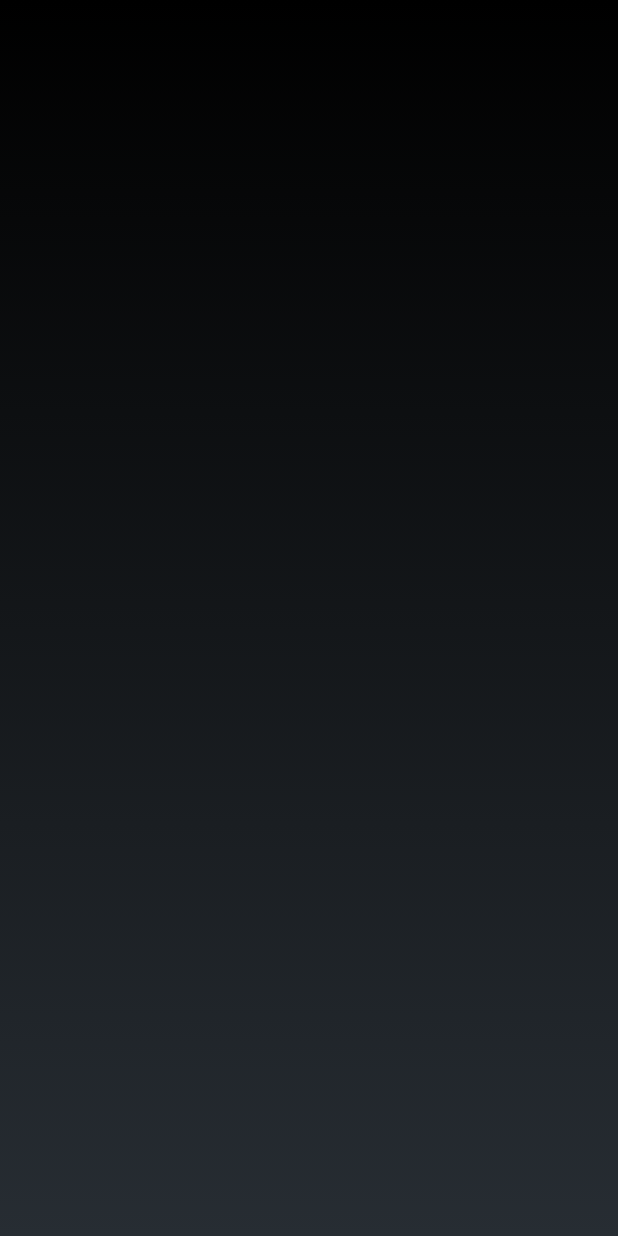
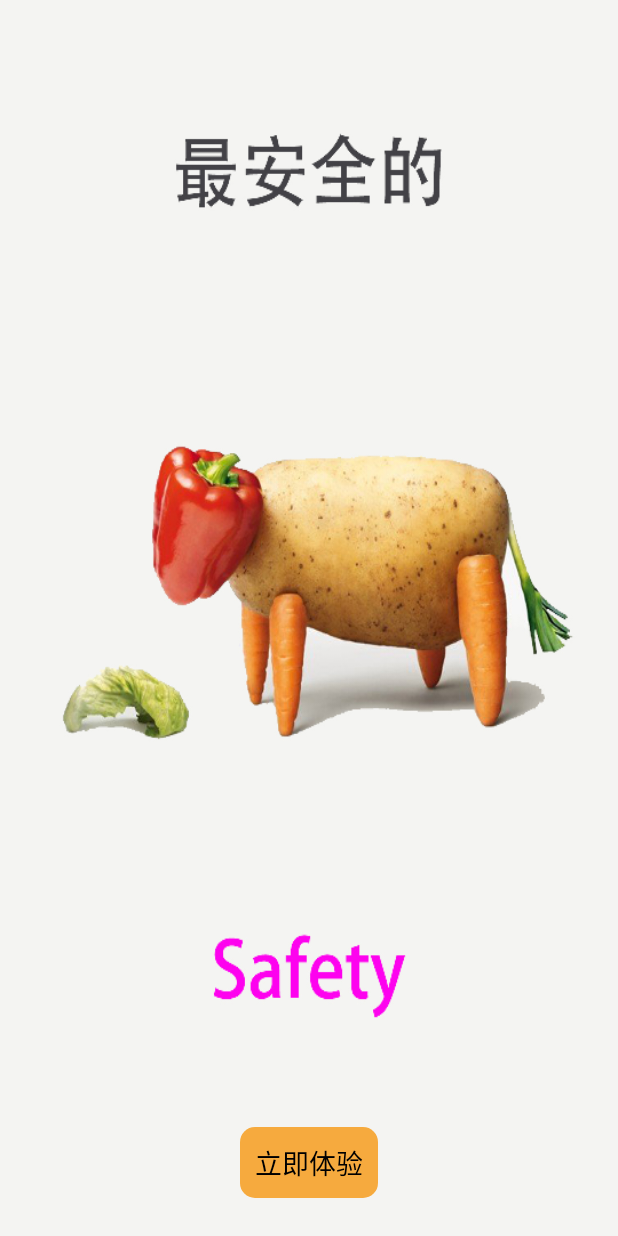
Before and after one commit to whq521sbd/Abac123, an Android app: the layout activity_guide.xml on its own in the app's theme, with its tools: preview values and no code run, on a phone screen of 412 x 824 dp. Run offline under Robolectric (Android 15) with nearby library versions, the phone set to English and light mode, and no system bars.

Commit message:
全部更新

```diff
--- a/FarmSeller/farmSeller/src/main/java/com/aotuo/vegetable/act/BoothActivity.java
+++ b/FarmSeller/farmSeller/src/main/java/com/aotuo/vegetable/act/BoothActivity.java
@@ -157,7 +157,7 @@ public class BoothActivity extends BaseActivity implements View.OnClickListener{
             case R.id.sendMsg:{
                 Intent intent = new Intent(BoothActivity.this, ChatActivity.class);
                 intent.putExtra("RecID", oue.getNum());
-                intent.putExtra("RecName", oue.getUserName());
+                intent.putExtra("RecName", oue.getFullName());
                 intent.putExtra("curStatus", "buy");
                 intent.putExtra("otherHeadImg", oue.getHeadImg());
                 intent.putExtra("otherBooth", oue.getBooth());
--- a/FarmSeller/farmSeller/src/main/java/com/aotuo/vegetable/act/CreateGoods.java
+++ b/FarmSeller/farmSeller/src/main/java/com/aotuo/vegetable/act/CreateGoods.java
@@ -138,6 +138,7 @@ public class CreateGoods extends BaseActivity implements View.OnClickListener, V
             showAll.setVisibility(View.GONE);
 
         if (goodsA != null) {
+
             String[] arr = goodsA.getPic().split(",");
             for (int i = 0; i < arr.length; i++) {
                 String s = arr[i];
--- a/FarmSeller/farmSeller/src/main/java/com/aotuo/vegetable/act/LocalSellActivity.java
+++ b/FarmSeller/farmSeller/src/main/java/com/aotuo/vegetable/act/LocalSellActivity.java
@@ -712,7 +712,7 @@ public class LocalSellActivity extends BaseActivity implements View.OnClickListe
                             editor.putString("GoodsA", myGoodsA.toString());
                             editor.putString("orderCode", otd.getTransID());
                             editor.commit();
-                            MyToast.showToast(LocalSellActivity.this, "提交订单成功！", 2);
+                            MyToast.showToast(LocalSellActivity.this, "提交成功！", 2);
 
                             String weight = editWeight.getText().toString();
                             String totalPrice = editTotal.getText().toString();
--- a/FarmSeller/farmSeller/src/main/java/com/aotuo/vegetable/act/ShowCodeActivity.java
+++ b/FarmSeller/farmSeller/src/main/java/com/aotuo/vegetable/act/ShowCodeActivity.java
@@ -85,7 +85,7 @@ public class ShowCodeActivity extends BaseActivity {
                     }
                     if(data){
                         sHandler.removeCallbacksAndMessages(null);
-                        MyToast.showToast(ShowCodeActivity.this, "交易已完成！", 2);
+                        MyToast.showToast(ShowCodeActivity.this, "买家付款成功！", 2);
                         finish();
                         return;
                     }
--- a/FarmSeller/farmSeller/src/main/java/com/aotuo/vegetable/util/FinalContent.java
+++ b/FarmSeller/farmSeller/src/main/java/com/aotuo/vegetable/util/FinalContent.java
@@ -5,7 +5,7 @@ import com.comm.tools.a.HttpMain;
 
 public class FinalContent {
 	public static String FinalUrl =
-	        "http://192.168.0.107:9066";
+	        "http://192.168.0.120:9066";
 
 
 	private static HttpMain httpMain = new HttpMain();
--- a/FarmSeller/farmSeller/src/main/java/com/aotuo/vegetable/util/LruCacheUtils.java
+++ b/FarmSeller/farmSeller/src/main/java/com/aotuo/vegetable/util/LruCacheUtils.java
@@ -23,6 +23,8 @@ public class LruCacheUtils {
 				}
 			};
 	}
+
+
 
 	public void clearCache() {
 		if (mMemoryCache != null) {
--- a/FarmSeller/farmSeller/src/main/res/layout/act_myrecord.xml
+++ b/FarmSeller/farmSeller/src/main/res/layout/act_myrecord.xml
@@ -64,7 +64,7 @@
             android:layout_width="wrap_content"
             android:layout_height="wrap_content"
             android:layout_centerVertical="true"
-            android:background="@color/c06c1ae"
+            android:background="@drawable/buttonstyle"
             android:layout_marginLeft="20dp"
             android:text="上一天" />
         <TextView
@@ -80,7 +80,7 @@
             android:layout_height="wrap_content"
             android:layout_centerVertical="true"
             android:layout_marginRight="20dp"
-            android:background="@color/c06c1ae"
+            android:background="@drawable/buttonstyle"
             android:layout_alignParentRight="true"
             android:text="下一天" />
     </RelativeLayout>
@@ -98,4 +98,6 @@
         android:dividerHeight="0.2px" >
     </com.aotuo.vegetable.view.XListView>
 
+
+
 </LinearLayout>
--- a/FarmSeller/farmSeller/src/main/res/layout/activity_guide.xml
+++ b/FarmSeller/farmSeller/src/main/res/layout/activity_guide.xml
@@ -6,10 +6,41 @@
 
 
     <android.support.v4.view.ViewPager
+        android:visibility="gone"
         android:id="@+id/VP_guideviewpager"
         android:layout_width="match_parent"
         android:layout_height="match_parent">
     </android.support.v4.view.ViewPager>
+
+    <ImageView
+        android:layout_width="match_parent"
+        android:layout_height="match_parent"
+        android:scaleType="fitXY"
+        android:src="@drawable/start_image3"
+        android:layout_alignParentTop="true"
+        android:layout_alignParentLeft="true"
+        android:layout_alignParentStart="true" />
+
+    <FrameLayout
+        android:layout_width="match_parent"
+        android:layout_height="wrap_content"
+        android:layout_alignParentBottom="true"
+        android:layout_marginBottom="25dp">
+
+
+        <TextView
+            android:id="@+id/tv_into"
+            android:layout_width="wrap_content"
+            android:layout_height="wrap_content"
+            android:layout_gravity="center"
+            android:background="@drawable/buttonstyle"
+            android:padding="10dp"
+            android:text="立即体验"
+            android:textColor="#000"
+            android:textSize="18sp" />
+    </FrameLayout>
+
+
     <!--
 
     <LinearLayout
--- a/FarmSeller/farmSeller/src/main/res/layout/msg_main.xml
+++ b/FarmSeller/farmSeller/src/main/res/layout/msg_main.xml
@@ -359,6 +359,7 @@
                 android:layout_alignParentBottom="true">
 
                 <TextView
+                    android:visibility="gone"
                     android:layout_weight="1"
                     android:id="@+id/toBuy"
                     android:layout_width="0dp"
```
Also changed, not shown: FarmSeller/farmSeller/src/main/java/com/aotuo/vegetable/act/GuideActivity.java (+17 -17 lines), FarmSeller/farmSeller/src/main/java/com/aotuo/vegetable/act/LocalBuyActivity.java (+10 -2 lines), FarmSeller/farmSeller/src/main/java/com/aotuo/vegetable/main/fragment/MineFragment.java (+24 -1 lines), 349 other files.
